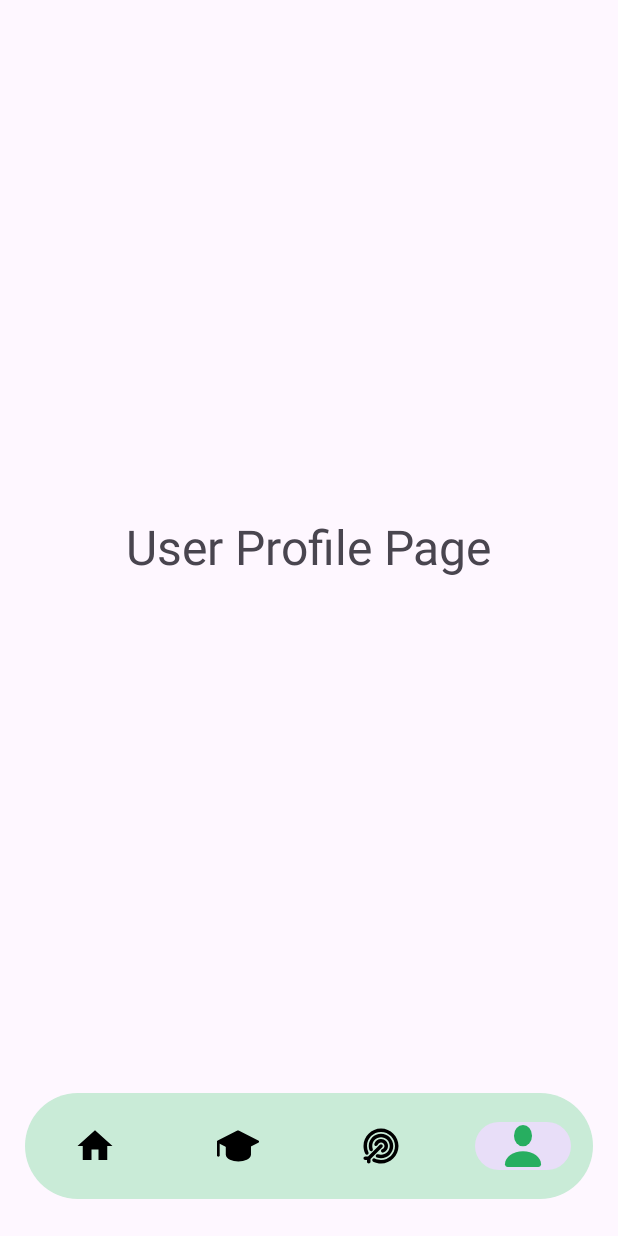
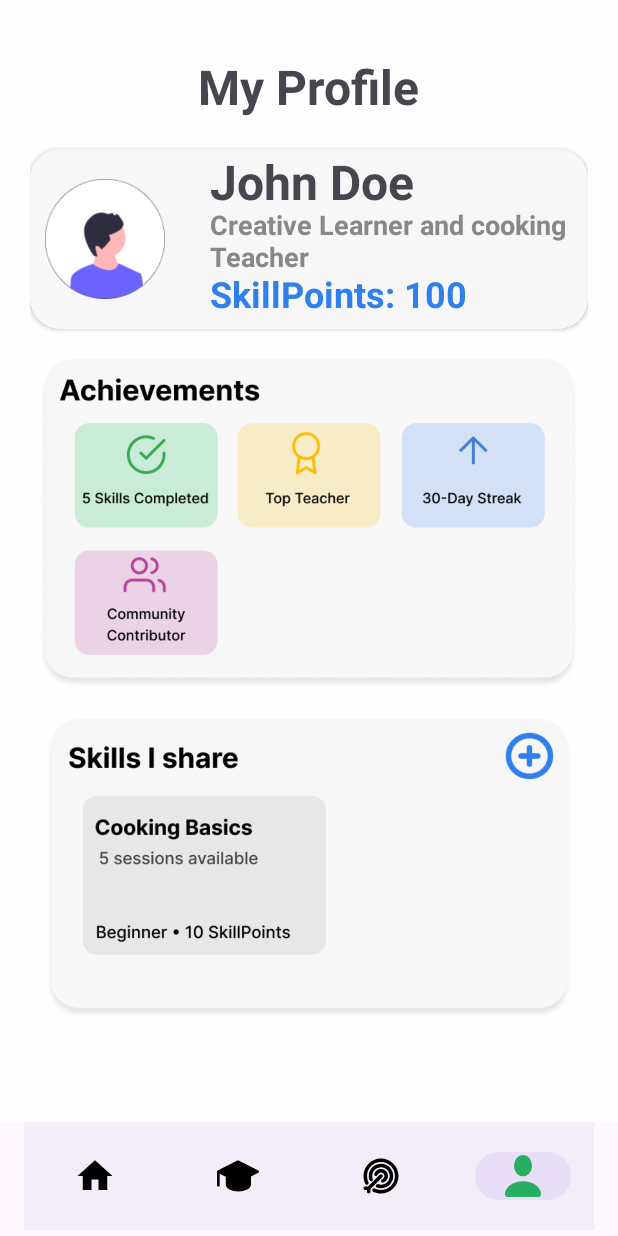
Before and after one commit to SanujaRubasinghe/SkillSwap, an Android app: the UserProfileFragment screen opened through its navigation route, on a phone screen of 412 x 824 dp. Run offline under Robolectric (Android 15) with nearby library versions, the phone set to English and light mode, and no system bars; our stand-ins replace navigation-ui.

Commit message:
add all main ui

```diff
--- a/app/src/main/res/drawable/bg_bottom_nav.xml
+++ b/app/src/main/res/drawable/bg_bottom_nav.xml
@@ -1,6 +1,14 @@
 <?xml version="1.0" encoding="utf-8"?>
-<shape xmlns:android="http://schemas.android.com/apk/res/android" android:shape="rectangle">
-    <solid android:color="@color/green_1"/>
-    <corners android:radius="40dp"/>
-    <stroke android:color="@android:color/transparent" android:width="1dp"/>
+<shape xmlns:android="http://schemas.android.com/apk/res/android"
+    android:shape="rectangle">
+    <solid android:color="@color/white" />
+    <corners android:radius="36dp"/>
+    <padding
+        android:left="0dp"
+        android:top="0dp"
+        android:right="0dp"
+        android:bottom="0dp" />
+    <size
+        android:height="72dp"
+        android:width="0dp"/>
 </shape>
--- a/app/src/main/res/layout/activity_main.xml
+++ b/app/src/main/res/layout/activity_main.xml
@@ -23,17 +23,16 @@
         android:layout_height="72dp"
         android:layout_marginStart="16dp"
         android:layout_marginEnd="16dp"
-        android:layout_marginBottom="24dp"
-        android:background="@drawable/bg_bottom_nav"
+        android:layout_marginBottom="4dp"
         android:elevation="12dp"
         app:itemIconSize="28dp"
         app:itemIconTint="@color/nav_item_color"
         app:itemTextColor="@color/nav_item_color"
         app:labelVisibilityMode="unlabeled"
-        app:menu="@menu/bottom_nav_menu"
         app:layout_constraintBottom_toBottomOf="parent"
+        app:layout_constraintEnd_toEndOf="parent"
         app:layout_constraintStart_toStartOf="parent"
-        app:layout_constraintEnd_toEndOf="parent" />
+        app:menu="@menu/bottom_nav_menu" />
 
 
 </androidx.constraintlayout.widget.ConstraintLayout>
--- a/app/src/main/res/layout/fragment_user_profile.xml
+++ b/app/src/main/res/layout/fragment_user_profile.xml
@@ -2,17 +2,93 @@
 <androidx.constraintlayout.widget.ConstraintLayout xmlns:android="http://schemas.android.com/apk/res/android"
     xmlns:app="http://schemas.android.com/apk/res-auto"
     android:layout_width="match_parent"
-    android:layout_height="match_parent">
+    android:layout_height="match_parent"
+    android:background="@color/bg_color_primary"
+    android:padding="20dp">
 
     <TextView
+        android:id="@+id/title"
         android:layout_width="wrap_content"
         android:layout_height="wrap_content"
-        android:text="User Profile Page"
+        android:layout_marginTop="16dp"
+        android:text="My Profile"
         android:textSize="32sp"
-        app:layout_constraintBottom_toBottomOf="parent"
+        android:textStyle="bold"
         app:layout_constraintEnd_toEndOf="parent"
         app:layout_constraintStart_toStartOf="parent"
         app:layout_constraintTop_toTopOf="parent" />
 
+    <androidx.cardview.widget.CardView
+        android:layout_width="0dp"
+        android:layout_height="120dp"
+        android:id="@+id/user_info"
+        app:layout_constraintStart_toStartOf="parent"
+        app:layout_constraintEnd_toEndOf="parent"
+        app:layout_constraintTop_toBottomOf="@id/title"
+        android:layout_marginTop="20dp"
+        android:backgroundTint="@color/gray_3"
+        app:cardCornerRadius="20dp">
+
+        <ImageView
+            android:layout_width="80dp"
+            android:layout_height="wrap_content"
+            android:src="@drawable/user_icon"
+            android:layout_marginStart="10dp"/>
+
+        <TextView
+            android:layout_width="wrap_content"
+            android:layout_height="wrap_content"
+            android:text="@string/john_doe"
+            android:layout_marginStart="120dp"
+            android:textSize="32sp"
+            android:textStyle="bold"/>
+
+        <TextView
+            android:layout_width="wrap_content"
+            android:layout_height="wrap_content"
+            android:layout_marginStart="120dp"
+            android:layout_marginTop="38dp"
+            android:text="@string/user_skills"
+            android:textSize="18sp"
+            android:textStyle="bold"
+            android:textColor="@color/gray_2"/>
+
+        <TextView
+            android:layout_width="wrap_content"
+            android:layout_height="wrap_content"
+            android:layout_marginStart="120dp"
+            android:layout_marginTop="80dp"
+            android:text="@string/skillpoints"
+            android:textSize="24sp"
+            android:textStyle="bold"
+            android:textColor="@color/primary_blue"/>
+
+    </androidx.cardview.widget.CardView>
+
+    <ImageView
+        android:layout_width="0dp"
+        android:layout_height="220dp"
+        android:id="@+id/achievement_section"
+        app:layout_constraintStart_toStartOf="parent"
+        app:layout_constraintEnd_toEndOf="parent"
+        app:layout_constraintTop_toBottomOf="@id/user_info"
+        android:layout_marginTop="20dp"
+        android:src="@drawable/achievements"
+        android:contentDescription="user achievements"/>
+
+    <ImageView
+        android:layout_width="0dp"
+        android:layout_height="200dp"
+        app:layout_constraintStart_toStartOf="parent"
+        app:layout_constraintEnd_toEndOf="parent"
+        app:layout_constraintTop_toBottomOf="@id/achievement_section"
+        android:layout_marginTop="20dp"
+        android:src="@drawable/skill_section"
+        android:contentDescription="user skills section"/>
+
+
+
+
+
 
 </androidx.constraintlayout.widget.ConstraintLayout>
--- a/app/src/main/res/values/colors.xml
+++ b/app/src/main/res/values/colors.xml
@@ -10,4 +10,5 @@
     <color name="primary_blue">#2f80ed</color>
     <color name="gray_1">#d9d9d9</color>
     <color name="gray_2">#8b8787</color>
+    <color name="gray_3">#f7f7f7</color>
 </resources>
--- a/app/src/main/res/values/strings.xml
+++ b/app/src/main/res/values/strings.xml
@@ -20,6 +20,9 @@
     <string name="featured_lessons">Featured Lessons</string>
     <string name="see_all">See All</string>
     <string name="home_banner">Home info banner</string>
+    <string name="john_doe">John Doe</string>
+    <string name="user_skills">Creative Learner and cooking Teacher</string>
+    <string name="skillpoints">SkillPoints: 100</string>
 
 
 </resources>
```
Also changed, not shown: app/src/main/res/layout/fragment_goals.xml (+67 -3 lines), app/src/main/res/drawable/achievements.png (added), app/src/main/res/drawable/bottom_nav_bkg.png (added), app/src/main/res/drawable/goal_banner.png (added), app/src/main/res/drawable/goal_card_2.png (added), app/src/main/res/drawable/ic_plus.png (added), app/src/main/res/drawable/skill_section.png (added), app/src/main/res/drawable/user_icon.png (added).
